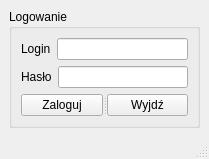
Qt form ap_QT/mainwindow.ui (MedokinStudia/bazy_qt) before a commit.
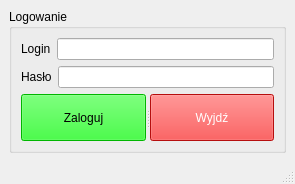
The same form after that commit.

```diff
--- a/ap_QT/mainwindow.ui
+++ b/ap_QT/mainwindow.ui
@@ -6,8 +6,8 @@
    <rect>
     <x>0</x>
     <y>0</y>
-    <width>209</width>
-    <height>159</height>
+    <width>295</width>
+    <height>184</height>
    </rect>
   </property>
   <property name="windowTitle">
@@ -59,11 +59,21 @@
           <enum>Qt::Horizontal</enum>
          </property>
          <widget class="QPushButton" name="pushButton">
+          <property name="styleSheet">
+           <string notr="true">border-color: rgb(0, 85, 0);
+color: rgb(0, 0, 0);
+background-color: rgb(0, 255, 0);</string>
+          </property>
           <property name="text">
            <string>Zaloguj</string>
           </property>
          </widget>
          <widget class="QPushButton" name="pushButton_2">
+          <property name="styleSheet">
+           <string notr="true">background-color: rgb(255, 20, 20);
+color: rgb(255, 255, 255);
+border-color: rgb(255, 0, 0);</string>
+          </property>
           <property name="text">
            <string>Wyjdź</string>
           </property>
```
